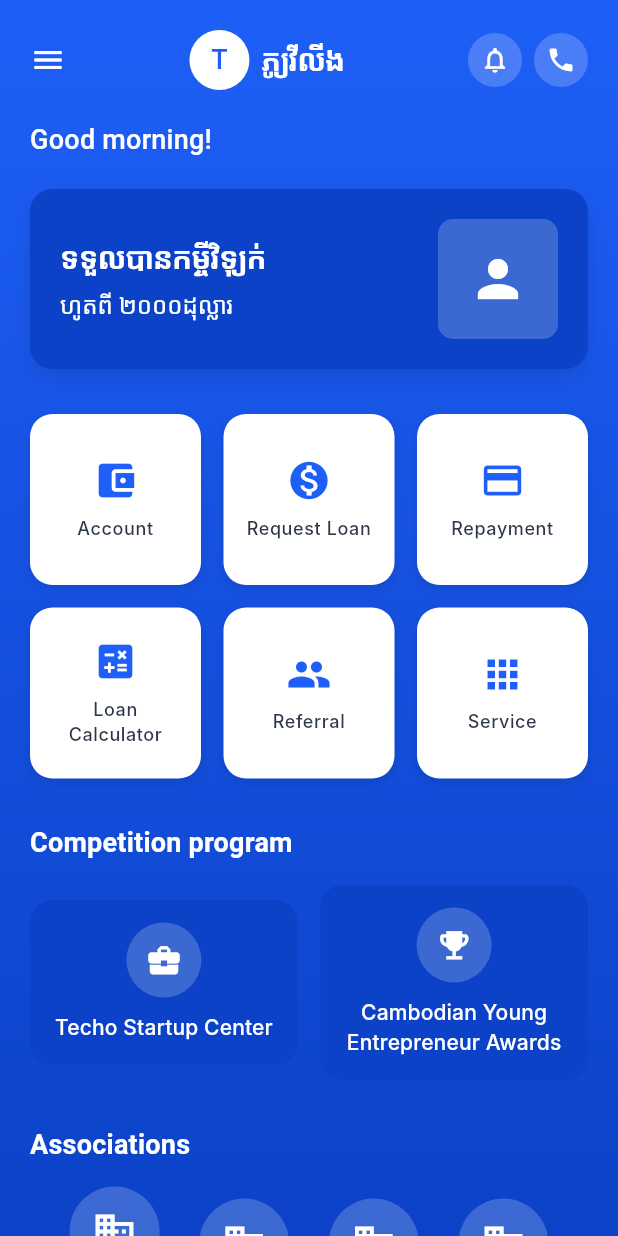
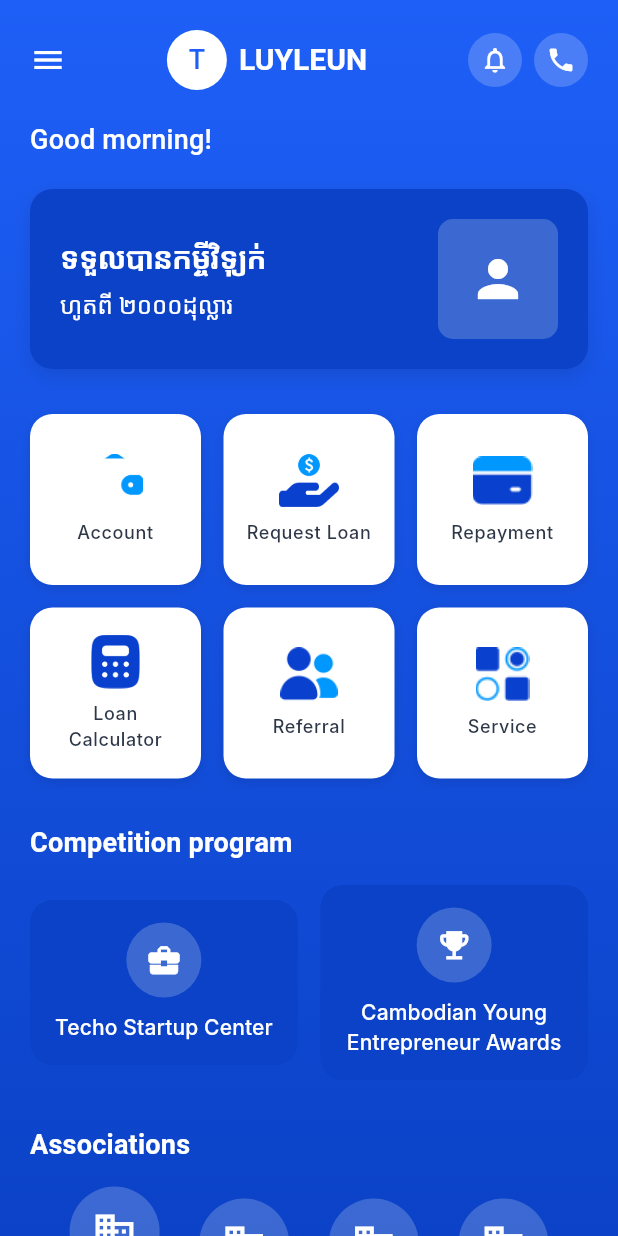
Before and after one commit to sunlylove36-debug/flutter_project, a Flutter app: the screen it shows after launch, on a phone screen of 412 x 824 dp. Run offline on Flutter 3.47's test engine with Material 3 defaults, Android fonts, the phone set to English and light mode, and no system bars; Roboto replaces fonts that are missing (Inter, KantumruyPro, Poppins); project files that could hold a hidden picture were left out.

Commit message:
fix images

```diff
--- a/lib/main.dart
+++ b/lib/main.dart
@@ -34,9 +34,7 @@ class HomePage extends StatelessWidget {
   Widget build(BuildContext context) {
     return Scaffold(
       body: Container(
-        decoration: const BoxDecoration(
-          gradient: AppColors.primaryGradient,
-        ),
+        decoration: const BoxDecoration(gradient: AppColors.primaryGradient),
         child: SafeArea(
           child: SingleChildScrollView(
             child: Padding(
@@ -88,11 +86,7 @@ class HomePage extends StatelessWidget {
     return Row(
       mainAxisAlignment: MainAxisAlignment.spaceBetween,
       children: [
-        const Icon(
-          Icons.menu,
-          color: AppColors.textLight,
-          size: 24,
-        ),
+        const Icon(Icons.menu, color: AppColors.textLight, size: 24),
         Row(
           children: [
             Container(
@@ -114,7 +108,7 @@ class HomePage extends StatelessWidget {
             ),
             const SizedBox(width: 8),
             Text(
-              'ភ្យូវីលីង',
+              'LUYLEUN',
               style: AppFonts.khmerAppTitle.copyWith(
                 color: AppColors.textLight,
               ),
@@ -210,12 +204,39 @@ class HomePage extends StatelessWidget {
 
   Widget _buildServiceGrid() {
     final services = [
-      {'icon': Icons.account_balance_wallet, 'title': 'Account'},
-      {'icon': Icons.monetization_on, 'title': 'Request Loan'},
-      {'icon': Icons.credit_card, 'title': 'Repayment'},
-      {'icon': Icons.calculate, 'title': 'Loan\nCalculator'},
-      {'icon': Icons.people, 'title': 'Referral'},
-      {'icon': Icons.apps, 'title': 'Service'},
+      {
+        'icon': 'assets/images/account.png', // Add your custom account icon
+        'title': 'Account',
+        'fallbackIcon':
+            Icons.account_balance_wallet, // Fallback if image not found
+      },
+      {
+        'icon': 'assets/images/loan.png', // Add your custom loan icon
+        'title': 'Request Loan',
+        'fallbackIcon': Icons.monetization_on,
+      },
+      {
+        'icon':
+            'assets/images/repayment.png', // Add your custom repayment icon
+        'title': 'Repayment',
+        'fallbackIcon': Icons.credit_card,
+      },
+      {
+        'icon':
+            'assets/images/calculator.png', // Add your custom calculator icon
+        'title': 'Loan\nCalculator',
+        'fallbackIcon': Icons.calculate,
+      },
+      {
+        'icon': 'assets/images/inviteFri.png', // Add your custom referral icon
+        'title': 'Referral',
+        'fallbackIcon': Icons.people,
+      },
+      {
+        'icon': 'assets/images/service.png', // Add your custom service icon
+        'title': 'Service',
+        'fallbackIcon': Icons.apps,
+      },
     ];
 
     return GridView.builder(
@@ -236,9 +257,7 @@ class HomePage extends StatelessWidget {
               case 'Account':
                 Navigator.push(
                   context,
-                  MaterialPageRoute(
-                    builder: (context) => const AccountPage(),
-                  ),
+                  MaterialPageRoute(builder: (context) => const AccountPage()),
                 );
                 break;
               case 'Request Loan':
@@ -268,17 +287,13 @@ class HomePage extends StatelessWidget {
               case 'Referral':
                 Navigator.push(
                   context,
-                  MaterialPageRoute(
-                    builder: (context) => const ReferralPage(),
-                  ),
+                  MaterialPageRoute(builder: (context) => const ReferralPage()),
                 );
                 break;
               case 'Service':
                 Navigator.push(
                   context,
-                  MaterialPageRoute(
-                    builder: (context) => const ServicePage(),
-                  ),
+                  MaterialPageRoute(builder: (context) => const ServicePage()),
                 );
                 break;
             }
@@ -298,10 +313,9 @@ class HomePage extends StatelessWidget {
             child: Column(
               mainAxisAlignment: MainAxisAlignment.center,
               children: [
-                Icon(
-                  service['icon'] as IconData,
-                  color: AppColors.primaryBlue,
-                  size: 30,
+                _buildServiceIcon(
+                  service['icon'] as String,
+                  service['fallbackIcon'] as IconData,
                 ),
                 const SizedBox(height: 8),
                 Text(
@@ -319,15 +333,28 @@ class HomePage extends StatelessWidget {
     );
   }
 
+  // Helper method to build service icons with fallback
+  Widget _buildServiceIcon(String imagePath, IconData fallbackIcon) {
+    return SizedBox(
+      width: 40,
+      height: 36,
+      child: Image.asset(
+        imagePath,
+        fit: BoxFit.contain,
+        errorBuilder: (context, error, stackTrace) {
+          return Icon(fallbackIcon, color: AppColors.primaryBlue, size: 30);
+        },
+      ),
+    );
+  }
+
   Widget _buildCompetitionSection() {
     return Column(
       crossAxisAlignment: CrossAxisAlignment.start,
       children: [
         Text(
           'Competition program',
-          style: AppFonts.sectionTitle.copyWith(
-            color: AppColors.textLight,
-          ),
+          style: AppFonts.sectionTitle.copyWith(color: AppColors.textLight),
         ),
         const SizedBox(height: 15),
         Row(
@@ -367,19 +394,13 @@ class HomePage extends StatelessWidget {
               color: AppColors.overlayLight,
               shape: BoxShape.circle,
             ),
-            child: Icon(
-              icon,
-              color: AppColors.textLight,
-              size: 25,
-            ),
+            child: Icon(icon, color: AppColors.textLight, size: 25),
           ),
           const SizedBox(height: 10),
           Text(
             title,
             textAlign: TextAlign.center,
-            style: AppFonts.cardTitle.copyWith(
-              color: AppColors.textLight,
-            ),
+            style: AppFonts.cardTitle.copyWith(color: AppColors.textLight),
           ),
         ],
       ),
@@ -392,9 +413,7 @@ class HomePage extends StatelessWidget {
       children: [
         Text(
           'Associations',
-          style: AppFonts.sectionTitle.copyWith(
-            color: AppColors.textLight,
-          ),
+          style: AppFonts.sectionTitle.copyWith(color: AppColors.textLight),
         ),
         const SizedBox(height: 15),
         Row(
@@ -430,9 +449,7 @@ class HomePage extends StatelessWidget {
         Text(
           title,
           textAlign: TextAlign.center,
-          style: AppFonts.associationLabel.copyWith(
-            color: AppColors.textLight,
-          ),
+          style: AppFonts.associationLabel.copyWith(color: AppColors.textLight),
         ),
       ],
     );
@@ -444,9 +461,7 @@ class HomePage extends StatelessWidget {
       children: [
         Text(
           'Referrals',
-          style: AppFonts.sectionTitle.copyWith(
-            color: AppColors.textLight,
-          ),
+          style: AppFonts.sectionTitle.copyWith(color: AppColors.textLight),
         ),
         const SizedBox(height: 15),
         Row(
```
Also changed, not shown: pubspec.yaml (+9 -3 lines), assets/images/account.png (added), assets/images/calculator.png (added), assets/images/chat.png (added), assets/images/gift.png (added), assets/images/inviteFri.png (added), assets/images/loan.png (added), assets/images/notification.png (added), assets/images/repayment.png (added), assets/images/scan.png (added), assets/images/schedule.png (added), assets/images/service.png (added), assets/images/transfer.png (added).
